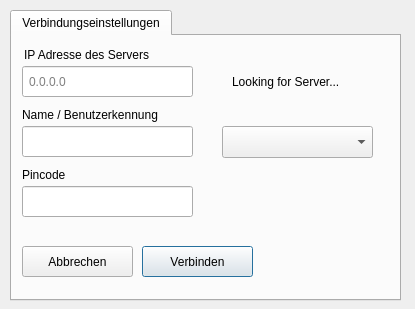
The window that client/student.ui (valueerrorx/life-exam) describes before a commit, drawn with Qt 5.
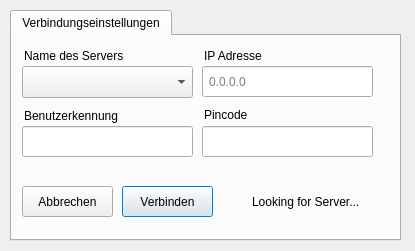
The same window after the commit. Icons and pictures are not drawn.

Commit message: new dropdown menu for students is working now

The edit to the form file:
```diff
--- a/client/student.ui
+++ b/client/student.ui
@@ -8,7 +8,7 @@
     <x>0</x>
     <y>0</y>
     <width>415</width>
-    <height>309</height>
+    <height>251</height>
    </rect>
   </property>
   <property name="sizePolicy">
@@ -38,7 +38,7 @@
      <x>10</x>
      <y>10</y>
      <width>391</width>
-     <height>291</height>
+     <height>231</height>
     </rect>
    </property>
    <property name="font">
@@ -67,43 +67,12 @@
     <attribute name="title">
      <string>Verbindungseinstellungen</string>
     </attribute>
-    <widget class="QLabel" name="infoserverip">
-     <property name="geometry">
-      <rect>
-       <x>0</x>
-       <y>0</y>
-       <width>311</width>
-       <height>41</height>
-      </rect>
-     </property>
-     <property name="font">
-      <font>
-       <weight>50</weight>
-       <bold>false</bold>
-      </font>
-     </property>
-     <property name="styleSheet">
-      <string notr="true"/>
-     </property>
-     <property name="text">
-      <string>&lt;html&gt;&lt;head/&gt;&lt;body&gt;&lt;p&gt;IP Adresse des Servers&lt;/p&gt;&lt;/body&gt;&lt;/html&gt;</string>
-     </property>
-     <property name="alignment">
-      <set>Qt::AlignLeading|Qt::AlignLeft|Qt::AlignTop</set>
-     </property>
-     <property name="wordWrap">
-      <bool>true</bool>
-     </property>
-     <property name="indent">
-      <number>12</number>
-     </property>
-    </widget>
     <widget class="QPushButton" name="start">
      <property name="geometry">
       <rect>
-       <x>130</x>
-       <y>210</y>
-       <width>111</width>
+       <x>110</x>
+       <y>150</y>
+       <width>91</width>
        <height>31</height>
       </rect>
      </property>
@@ -118,8 +87,8 @@
      <property name="geometry">
       <rect>
        <x>10</x>
-       <y>210</y>
-       <width>111</width>
+       <y>150</y>
+       <width>91</width>
        <height>31</height>
       </rect>
      </property>
@@ -130,26 +99,10 @@
       <string>Abbrechen</string>
      </property>
     </widget>
-    <widget class="QLabel" name="label">
-     <property name="geometry">
-      <rect>
-       <x>300</x>
-       <y>0</y>
-       <width>59</width>
-       <height>51</height>
-      </rect>
-     </property>
-     <property name="text">
-      <string/>
-     </property>
-     <property name="pixmap">
-      <pixmap>drive.png</pixmap>
-     </property>
-    </widget>
     <widget class="QLineEdit" name="serverip">
      <property name="geometry">
       <rect>
-       <x>10</x>
+       <x>190</x>
        <y>30</y>
        <width>171</width>
        <height>31</height>
@@ -184,18 +137,21 @@
        <x>10</x>
        <y>70</y>
        <width>261</width>
-       <height>18</height>
+       <height>20</height>
       </rect>
      </property>
      <property name="text">
-      <string>Name / Benutzerkennung</string>
+      <string>Benutzerkennung</string>
+     </property>
+     <property name="indent">
+      <number>2</number>
      </property>
     </widget>
     <widget class="QLabel" name="serversearch">
      <property name="geometry">
       <rect>
-       <x>220</x>
-       <y>30</y>
+       <x>240</x>
+       <y>150</y>
        <width>131</width>
        <height>31</height>
       </rect>
@@ -210,12 +166,15 @@
     <widget class="QLabel" name="servercheck">
      <property name="geometry">
       <rect>
-       <x>180</x>
-       <y>30</y>
+       <x>200</x>
+       <y>150</y>
        <width>41</width>
        <height>31</height>
       </rect>
      </property>
+     <property name="styleSheet">
+      <string notr="true">margin-top:2px;</string>
+     </property>
      <property name="text">
       <string/>
      </property>
@@ -229,8 +188,8 @@
     <widget class="QLineEdit" name="studentid_2">
      <property name="geometry">
       <rect>
-       <x>10</x>
-       <y>150</y>
+       <x>190</x>
+       <y>90</y>
        <width>171</width>
        <height>31</height>
       </rect>
@@ -242,24 +201,68 @@
     <widget class="QLabel" name="infoid_2">
      <property name="geometry">
       <rect>
-       <x>10</x>
-       <y>130</y>
-       <width>261</width>
+       <x>190</x>
+       <y>70</y>
+       <width>151</width>
        <height>18</height>
       </rect>
      </property>
      <property name="text">
       <string>Pincode</string>
      </property>
+     <property name="indent">
+      <number>2</number>
+     </property>
     </widget>
     <widget class="QComboBox" name="serverdropdown">
      <property name="geometry">
       <rect>
-       <x>210</x>
-       <y>90</y>
-       <width>151</width>
+       <x>10</x>
+       <y>30</y>
+       <width>171</width>
        <height>32</height>
       </rect>
+     </property>
+     <property name="autoFillBackground">
+      <bool>false</bool>
+     </property>
+     <property name="styleSheet">
+      <string notr="true"/>
+     </property>
+     <property name="frame">
+      <bool>true</bool>
+     </property>
+    </widget>
+    <widget class="QLabel" name="label_2">
+     <property name="geometry">
+      <rect>
+       <x>190</x>
+       <y>10</y>
+       <width>171</width>
+       <height>20</height>
+      </rect>
+     </property>
+     <property name="text">
+      <string>IP Adresse</string>
+     </property>
+     <property name="indent">
+      <number>2</number>
+     </property>
+    </widget>
+    <widget class="QLabel" name="infoid_3">
+     <property name="geometry">
+      <rect>
+       <x>10</x>
+       <y>10</y>
+       <width>151</width>
+       <height>20</height>
+      </rect>
+     </property>
+     <property name="text">
+      <string>Name des Servers</string>
+     </property>
+     <property name="indent">
+      <number>2</number>
      </property>
     </widget>
    </widget>
```
Left out of the diff: 2 changed lines with no effect on the pictures. The commit also changes 1 other file.
